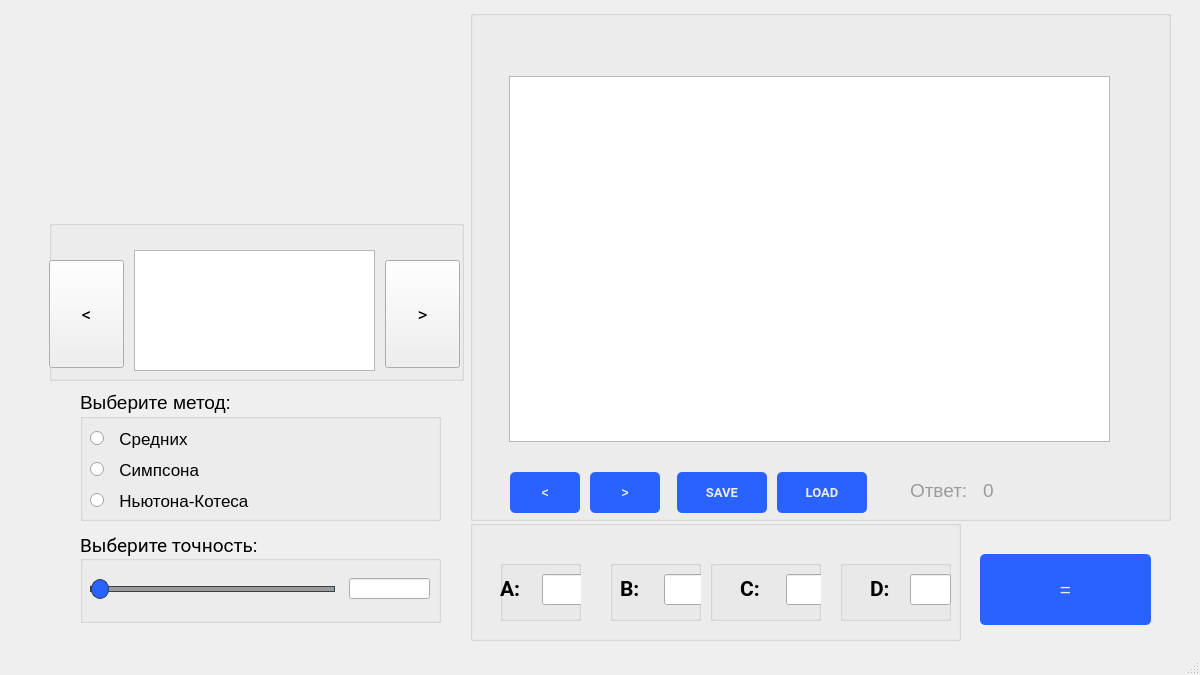
First picture: the form in mainwindow.ui, repository HoratioPrime/Integral_3_Ways-CourseWork, before the edit.
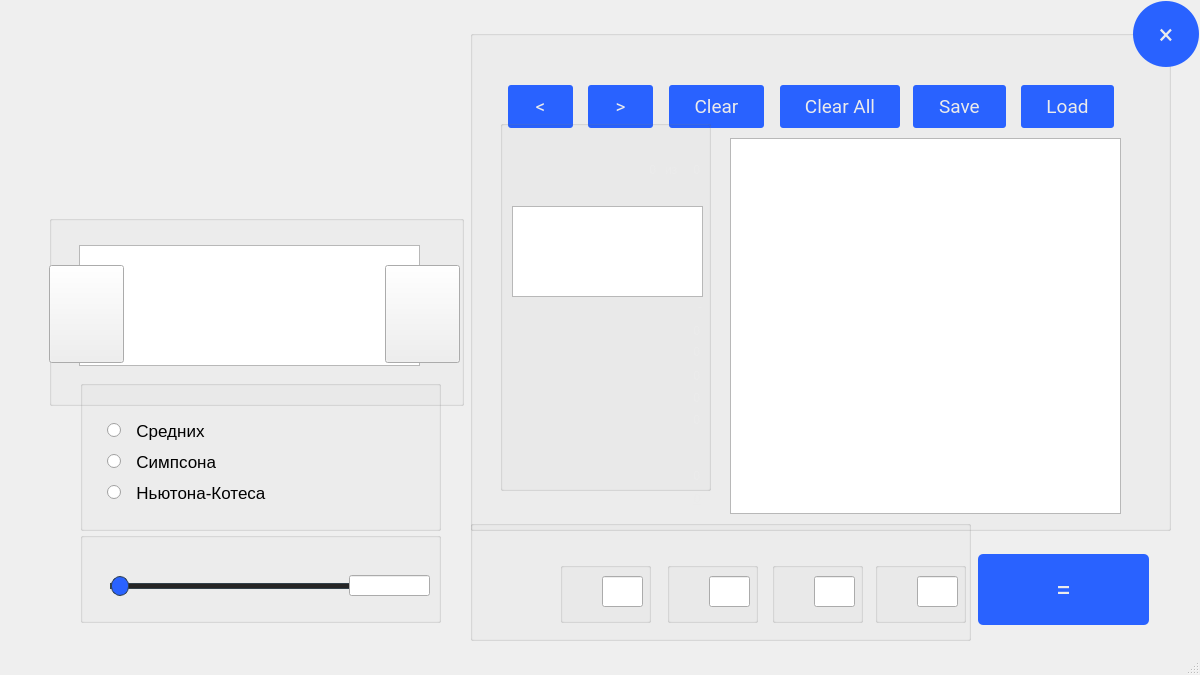
Second picture: the form after the edit. Icons and pictures are not drawn. Custom widgets are drawn as their Qt base class.

The edit to the form file:
```diff
--- a/mainwindow.ui
+++ b/mainwindow.ui
@@ -115,6 +115,14 @@
   background: #148CD2;
   border: 1px solid #148CD2;
 }
+
+
+QMainWindow{
+border-radius: 20px;
+}
+
+
+
 </string>
   </property>
   <widget class="QWidget" name="centralwidget">
@@ -122,9 +130,9 @@
     <property name="geometry">
      <rect>
       <x>80</x>
-      <y>390</y>
+      <y>380</y>
       <width>361</width>
-      <height>131</height>
+      <height>151</height>
      </rect>
     </property>
     <property name="font">
@@ -133,13 +141,13 @@
      </font>
     </property>
     <property name="title">
-     <string>Выберите метод:</string>
+     <string/>
     </property>
     <widget class="QRadioButton" name="newton_cotesButton">
      <property name="geometry">
       <rect>
-       <x>10</x>
-       <y>95</y>
+       <x>27</x>
+       <y>97</y>
        <width>250</width>
        <height>31</height>
       </rect>
@@ -166,8 +174,8 @@
     <widget class="QRadioButton" name="averageButton">
      <property name="geometry">
       <rect>
-       <x>10</x>
-       <y>33</y>
+       <x>27</x>
+       <y>35</y>
        <width>250</width>
        <height>31</height>
       </rect>
@@ -194,8 +202,8 @@
     <widget class="QRadioButton" name="simpsonButton">
      <property name="geometry">
       <rect>
-       <x>10</x>
-       <y>64</y>
+       <x>27</x>
+       <y>66</y>
        <width>250</width>
        <height>31</height>
       </rect>
@@ -237,7 +245,7 @@
      </font>
     </property>
     <property name="title">
-     <string>Выберите точность:</string>
+     <string/>
     </property>
     <property name="alignment">
      <set>Qt::AlignLeading|Qt::AlignLeft|Qt::AlignVCenter</set>
@@ -245,8 +253,8 @@
     <widget class="QSlider" name="horizontalSlider">
      <property name="geometry">
       <rect>
-       <x>10</x>
-       <y>46</y>
+       <x>30</x>
+       <y>43</y>
        <width>245</width>
        <height>22</height>
       </rect>
@@ -257,7 +265,7 @@
 }
 
 QSlider::groove:horizontal {
-  background: #9b9b9b;
+  background: rgb(37,37,37);
   border: 1px solid #32414B;
   height: 4px;
   margin: 0px;
@@ -293,7 +301,7 @@
      <property name="geometry">
       <rect>
        <x>269</x>
-       <y>46</y>
+       <y>43</y>
        <width>81</width>
        <height>21</height>
       </rect>
@@ -301,14 +309,14 @@
      <property name="font">
       <font>
        <family>Roboto</family>
-       <pointsize>14</pointsize>
+       <pointsize>13</pointsize>
        <kerning>true</kerning>
       </font>
      </property>
      <property name="styleSheet">
       <string notr="true">QLineEdit
 {
-	color: #9b9b9b;
+	color:  rgb(37,37,37);
 }</string>
      </property>
      <property name="alignment">
@@ -323,9 +331,9 @@
     <property name="geometry">
      <rect>
       <x>470</x>
-      <y>10</y>
+      <y>30</y>
       <width>701</width>
-      <height>511</height>
+      <height>501</height>
      </rect>
     </property>
     <property name="title">
@@ -334,10 +342,10 @@
     <widget class="QChartView" name="graphic">
      <property name="geometry">
       <rect>
-       <x>39</x>
-       <y>66</y>
-       <width>601</width>
-       <height>366</height>
+       <x>260</x>
+       <y>108</y>
+       <width>391</width>
+       <height>376</height>
       </rect>
      </property>
      <property name="font">
@@ -345,70 +353,58 @@
        <family>MS Shell Dlg 2</family>
       </font>
      </property>
+     <property name="styleSheet">
+      <string notr="true">QChartView
+{
+	backgound: transparent;
+	color: #ebebeb;
+}</string>
+     </property>
     </widget>
     <widget class="QLabel" name="label">
      <property name="geometry">
       <rect>
-       <x>513</x>
-       <y>465</y>
-       <width>151</width>
-       <height>31</height>
+       <x>90</x>
+       <y>458</y>
+       <width>141</width>
+       <height>21</height>
       </rect>
      </property>
      <property name="font">
       <font>
-       <pointsize>14</pointsize>
+       <family>Roboto</family>
+       <pointsize>10</pointsize>
+       <underline>true</underline>
       </font>
      </property>
      <property name="styleSheet">
       <string notr="true">QLabel
 {
-	color: #9b9b9b
+	color: #ebebeb
 }</string>
      </property>
      <property name="text">
       <string>0</string>
      </property>
-    </widget>
-    <widget class="QLabel" name="answer">
-     <property name="geometry">
-      <rect>
-       <x>440</x>
-       <y>470</y>
-       <width>81</width>
-       <height>21</height>
-      </rect>
-     </property>
-     <property name="font">
-      <font>
-       <pointsize>14</pointsize>
-      </font>
-     </property>
-     <property name="styleSheet">
-      <string notr="true">QLabel
-{
-	color: #9b9b9b
-}</string>
-     </property>
-     <property name="text">
-      <string>Ответ:</string>
+     <property name="alignment">
+      <set>Qt::AlignRight|Qt::AlignTrailing|Qt::AlignVCenter</set>
      </property>
     </widget>
     <widget class="QPushButton" name="LOAD">
      <property name="geometry">
       <rect>
-       <x>307</x>
-       <y>462</y>
-       <width>90</width>
-       <height>41</height>
+       <x>551</x>
+       <y>55</y>
+       <width>93</width>
+       <height>43</height>
       </rect>
      </property>
      <property name="font">
       <font>
        <family>Roboto</family>
-       <pointsize>10</pointsize>
-       <weight>75</weight>
-       <bold>true</bold>
+       <pointsize>14</pointsize>
+       <weight>50</weight>
+       <bold>false</bold>
       </font>
      </property>
      <property name="styleSheet">
@@ -416,7 +412,7 @@
 {
 	color: #ebebeb;
 	background: #2962ff;
-	border-radius: 5px;
+	border-radius: 3px;
 }
 QPushButton:hover:!pressed
 {
@@ -430,24 +426,24 @@
 }</string>
      </property>
      <property name="text">
-      <string>LOAD</string>
+      <string>Load</string>
      </property>
     </widget>
     <widget class="QPushButton" name="SAVE">
      <property name="geometry">
       <rect>
-       <x>207</x>
-       <y>462</y>
-       <width>90</width>
-       <height>41</height>
+       <x>443</x>
+       <y>55</y>
+       <width>93</width>
+       <height>43</height>
       </rect>
      </property>
      <property name="font">
       <font>
        <family>Roboto</family>
-       <pointsize>10</pointsize>
-       <weight>75</weight>
-       <bold>true</bold>
+       <pointsize>14</pointsize>
+       <weight>50</weight>
+       <bold>false</bold>
       </font>
      </property>
      <property name="styleSheet">
@@ -455,7 +451,7 @@
 {
 	color: #ebebeb;
 	background: #2962ff;
-	border-radius: 5px;
+	border-radius: 3px;
 }
 QPushButton:hover:!pressed
 {
@@ -469,22 +465,24 @@
 }</string>
      </property>
      <property name="text">
-      <string>SAVE</string>
+      <string>Save</string>
      </property>
     </widget>
     <widget class="QPushButton" name="right">
      <property name="geometry">
       <rect>
-       <x>120</x>
-       <y>462</y>
-       <width>70</width>
-       <height>41</height>
+       <x>118</x>
+       <y>55</y>
+       <width>65</width>
+       <height>43</height>
       </rect>
      </property>
      <property name="font">
       <font>
-       <weight>75</weight>
-       <bold>true</bold>
+       <family>Roboto</family>
+       <pointsize>14</pointsize>
+       <weight>50</weight>
+       <bold>false</bold>
       </font>
      </property>
      <property name="styleSheet">
@@ -492,7 +490,7 @@
 {
 	color: #ebebeb;
 	background: #2962ff;
-	border-radius: 5px;
+	border-radius: 3px;
 }
 QPushButton:hover:!pressed
 {
@@ -503,6 +501,11 @@
 {
 	background: #173894;
 	
+}
+
+QPushButton:disabled
+{
+	background: #9b9b9b;
 }</string>
      </property>
      <property name="text">
@@ -512,16 +515,18 @@
     <widget class="QPushButton" name="left">
      <property name="geometry">
       <rect>
-       <x>40</x>
-       <y>462</y>
-       <width>70</width>
-       <height>41</height>
+       <x>38</x>
+       <y>55</y>
+       <width>65</width>
+       <height>43</height>
       </rect>
      </property>
      <property name="font">
       <font>
-       <weight>75</weight>
-       <bold>true</bold>
+       <family>Roboto</family>
+       <pointsize>14</pointsize>
+       <weight>50</weight>
+       <bold>false</bold>
       </font>
      </property>
      <property name="styleSheet">
@@ -529,7 +534,7 @@
 {
 	color: #ebebeb;
 	background: #2962ff;
-	border-radius: 5px;
+	border-radius: 3px;
 }
 QPushButton:hover:!pressed
 {
@@ -540,19 +545,407 @@
 {
 	background: #173894;
 	
+}
+
+QPushButton:disabled
+{
+	background: #9b9b9b;
 }</string>
      </property>
      <property name="text">
       <string>&lt;</string>
      </property>
     </widget>
+    <widget class="QPushButton" name="ClearAll">
+     <property name="geometry">
+      <rect>
+       <x>310</x>
+       <y>55</y>
+       <width>120</width>
+       <height>43</height>
+      </rect>
+     </property>
+     <property name="font">
+      <font>
+       <family>Roboto</family>
+       <pointsize>14</pointsize>
+       <weight>50</weight>
+       <bold>false</bold>
+      </font>
+     </property>
+     <property name="styleSheet">
+      <string notr="true">QPushButton
+{
+	color: #ebebeb;
+	background: #2962ff;
+	border-radius: 3px;
+}
+QPushButton:hover:!pressed
+{
+	background: #2251d2;
+	
+}
+QPushButton:pressed
+{
+	background: #173894;
+	
+}</string>
+     </property>
+     <property name="text">
+      <string>Clear All</string>
+     </property>
+    </widget>
+    <widget class="QPushButton" name="Clear">
+     <property name="geometry">
+      <rect>
+       <x>199</x>
+       <y>55</y>
+       <width>95</width>
+       <height>43</height>
+      </rect>
+     </property>
+     <property name="font">
+      <font>
+       <family>Roboto</family>
+       <pointsize>14</pointsize>
+       <weight>50</weight>
+       <bold>false</bold>
+      </font>
+     </property>
+     <property name="styleSheet">
+      <string notr="true">QPushButton
+{
+	color: #ebebeb;
+	background: #2962ff;
+	border-radius: 3px;
+}
+QPushButton:hover:!pressed
+{
+	background: #2251d2;
+	
+}
+QPushButton:pressed
+{
+	background: #173894;
+	
+}</string>
+     </property>
+     <property name="text">
+      <string>Clear</string>
+     </property>
+    </widget>
+    <widget class="QGroupBox" name="integralInform">
+     <property name="geometry">
+      <rect>
+       <x>30</x>
+       <y>90</y>
+       <width>211</width>
+       <height>371</height>
+      </rect>
+     </property>
+     <property name="title">
+      <string/>
+     </property>
+     <widget class="QGraphicsView" name="prevFunc">
+      <property name="geometry">
+       <rect>
+        <x>12</x>
+        <y>86</y>
+        <width>191</width>
+        <height>91</height>
+       </rect>
+      </property>
+      <property name="styleSheet">
+       <string notr="true">QGraphicsView{
+background-image : &quot;/Users/Horatio/source/Integral_3_ways-CourseWork/img/integral-GUI.png&quot;
+}</string>
+      </property>
+      <property name="alignment">
+       <set>Qt::AlignRight|Qt::AlignTrailing|Qt::AlignVCenter</set>
+      </property>
+      <property name="renderHints">
+       <set>QPainter::Antialiasing|QPainter::HighQualityAntialiasing|QPainter::LosslessImageRendering|QPainter::SmoothPixmapTransform</set>
+      </property>
+     </widget>
+     <widget class="QLabel" name="prevA">
+      <property name="geometry">
+       <rect>
+        <x>149</x>
+        <y>221</y>
+        <width>51</width>
+        <height>21</height>
+       </rect>
+      </property>
+      <property name="font">
+       <font>
+        <family>Roboto</family>
+        <pointsize>9</pointsize>
+       </font>
+      </property>
+      <property name="styleSheet">
+       <string notr="true">QLabel
+{
+	color: #ebebeb;
+}</string>
+      </property>
+      <property name="text">
+       <string>0</string>
+      </property>
+      <property name="alignment">
+       <set>Qt::AlignRight|Qt::AlignTrailing|Qt::AlignVCenter</set>
+      </property>
+     </widget>
+     <widget class="QLabel" name="prevB">
+      <property name="geometry">
+       <rect>
+        <x>149</x>
+        <y>245</y>
+        <width>51</width>
+        <height>21</height>
+       </rect>
+      </property>
+      <property name="font">
+       <font>
+        <family>Roboto</family>
+        <pointsize>9</pointsize>
+       </font>
+      </property>
+      <property name="styleSheet">
+       <string notr="true">QLabel
+{
+	color: #ebebeb;
+}</string>
+      </property>
+      <property name="text">
+       <string>0</string>
+      </property>
+      <property name="alignment">
+       <set>Qt::AlignRight|Qt::AlignTrailing|Qt::AlignVCenter</set>
+      </property>
+     </widget>
+     <widget class="QLabel" name="prevC">
+      <property name="geometry">
+       <rect>
+        <x>149</x>
+        <y>267</y>
+        <width>51</width>
+        <height>21</height>
+       </rect>
+      </property>
+      <property name="font">
+       <font>
+        <family>Roboto</family>
+        <pointsize>9</pointsize>
+       </font>
+      </property>
+      <property name="styleSheet">
+       <string notr="true">QLabel
+{
+	color: #ebebeb;
+}</string>
+      </property>
+      <property name="text">
+       <string>0</string>
+      </property>
+      <property name="alignment">
+       <set>Qt::AlignRight|Qt::AlignTrailing|Qt::AlignVCenter</set>
+      </property>
+     </widget>
+     <widget class="QLabel" name="prevD">
+      <property name="geometry">
+       <rect>
+        <x>149</x>
+        <y>289</y>
+        <width>51</width>
+        <height>21</height>
+       </rect>
+      </property>
+      <property name="font">
+       <font>
+        <family>Roboto</family>
+        <pointsize>9</pointsize>
+       </font>
+      </property>
+      <property name="styleSheet">
+       <string notr="true">QLabel
+{
+	color: #ebebeb;
+}</string>
+      </property>
+      <property name="text">
+       <string>0</string>
+      </property>
+      <property name="alignment">
+       <set>Qt::AlignRight|Qt::AlignTrailing|Qt::AlignVCenter</set>
+      </property>
+     </widget>
+     <widget class="QLabel" name="qOfIter">
+      <property name="geometry">
+       <rect>
+        <x>159</x>
+        <y>345</y>
+        <width>41</width>
+        <height>21</height>
+       </rect>
+      </property>
+      <property name="font">
+       <font>
+        <family>Roboto</family>
+        <pointsize>9</pointsize>
+       </font>
+      </property>
+      <property name="styleSheet">
+       <string notr="true">QLabel
+{
+	color: #ebebeb;
+}</string>
+      </property>
+      <property name="text">
+       <string>0</string>
+      </property>
+      <property name="alignment">
+       <set>Qt::AlignRight|Qt::AlignTrailing|Qt::AlignVCenter</set>
+      </property>
+     </widget>
+     <widget class="QLabel" name="prevPrecision">
+      <property name="geometry">
+       <rect>
+        <x>149</x>
+        <y>200</y>
+        <width>51</width>
+        <height>21</height>
+       </rect>
+      </property>
+      <property name="font">
+       <font>
+        <family>Roboto</family>
+        <pointsize>9</pointsize>
+       </font>
+      </property>
+      <property name="styleSheet">
+       <string notr="true">QLabel
+{
+	color: #ebebeb;
+}</string>
+      </property>
+      <property name="text">
+       <string>0</string>
+      </property>
+      <property name="alignment">
+       <set>Qt::AlignRight|Qt::AlignTrailing|Qt::AlignVCenter</set>
+      </property>
+     </widget>
+     <widget class="QLabel" name="prevMeth">
+      <property name="geometry">
+       <rect>
+        <x>81</x>
+        <y>176</y>
+        <width>121</width>
+        <height>21</height>
+       </rect>
+      </property>
+      <property name="font">
+       <font>
+        <family>Roboto</family>
+        <pointsize>9</pointsize>
+       </font>
+      </property>
+      <property name="styleSheet">
+       <string notr="true">QLabel
+{
+	color: #ebebeb;
+}</string>
+      </property>
+      <property name="text">
+       <string>-</string>
+      </property>
+      <property name="alignment">
+       <set>Qt::AlignRight|Qt::AlignTrailing|Qt::AlignVCenter</set>
+      </property>
+     </widget>
+     <widget class="QLabel" name="currNum">
+      <property name="geometry">
+       <rect>
+        <x>140</x>
+        <y>39</y>
+        <width>16</width>
+        <height>21</height>
+       </rect>
+      </property>
+      <property name="font">
+       <font>
+        <family>Roboto</family>
+        <pointsize>9</pointsize>
+       </font>
+      </property>
+      <property name="styleSheet">
+       <string notr="true">QLabel
+{
+	color: #ebebeb;
+}</string>
+      </property>
+      <property name="text">
+       <string>0</string>
+      </property>
+      <property name="alignment">
+       <set>Qt::AlignRight|Qt::AlignTrailing|Qt::AlignVCenter</set>
+      </property>
+     </widget>
+     <widget class="QLabel" name="sizeOfVector">
+      <property name="geometry">
+       <rect>
+        <x>180</x>
+        <y>39</y>
+        <width>20</width>
+        <height>21</height>
+       </rect>
+      </property>
+      <property name="font">
+       <font>
+        <family>Roboto</family>
+        <pointsize>9</pointsize>
+       </font>
+      </property>
+      <property name="styleSheet">
+       <string notr="true">QLabel
+{
+	color: #ebebeb;
+}</string>
+      </property>
+      <property name="text">
+       <string>0</string>
+      </property>
+      <property name="alignment">
+       <set>Qt::AlignRight|Qt::AlignTrailing|Qt::AlignVCenter</set>
+      </property>
+     </widget>
+     <widget class="QLabel" name="label_2">
+      <property name="geometry">
+       <rect>
+        <x>165</x>
+        <y>39</y>
+        <width>14</width>
+        <height>21</height>
+       </rect>
+      </property>
+      <property name="styleSheet">
+       <string notr="true">QLabel
+{
+	color: #ebebeb;
+}</string>
+      </property>
+      <property name="text">
+       <string>из</string>
+      </property>
+     </widget>
+    </widget>
    </widget>
    <widget class="QGroupBox" name="groupBox_4">
     <property name="geometry">
      <rect>
       <x>470</x>
       <y>520</y>
-      <width>491</width>
+      <width>501</width>
       <height>121</height>
      </rect>
     </property>
@@ -562,36 +955,15 @@
     <widget class="QGroupBox" name="groupBox_8">
      <property name="geometry">
       <rect>
-       <x>30</x>
-       <y>40</y>
-       <width>81</width>
+       <x>90</x>
+       <y>42</y>
+       <width>91</width>
        <height>61</height>
       </rect>
      </property>
      <property name="title">
       <string/>
      </property>
-     <widget class="QLabel" name="label_A">
-      <property name="geometry">
-       <rect>
-        <x>0</x>
-        <y>13</y>
-        <width>41</width>
-        <height>31</height>
-       </rect>
-      </property>
-      <property name="font">
-       <font>
-        <family>Roboto</family>
-        <pointsize>16</pointsize>
-        <weight>75</weight>
-        <bold>true</bold>
-       </font>
-      </property>
-      <property name="text">
-       <string>A:</string>
-      </property>
-     </widget>
      <widget class="QLineEdit" name="aLineEdit">
       <property name="geometry">
        <rect>
@@ -604,7 +976,7 @@
       <property name="font">
        <font>
         <family>Roboto</family>
-        <pointsize>15</pointsize>
+        <pointsize>17</pointsize>
        </font>
       </property>
       <property name="autoFillBackground">
@@ -615,8 +987,8 @@
     <widget class="QGroupBox" name="groupBox_5">
      <property name="geometry">
       <rect>
-       <x>140</x>
-       <y>40</y>
+       <x>197</x>
+       <y>42</y>
        <width>91</width>
        <height>61</height>
       </rect>
@@ -624,31 +996,10 @@
      <property name="title">
       <string/>
      </property>
-     <widget class="QLabel" name="label_B">
-      <property name="geometry">
-       <rect>
-        <x>10</x>
-        <y>13</y>
-        <width>31</width>
-        <height>31</height>
-       </rect>
-      </property>
-      <property name="font">
-       <font>
-        <family>Roboto</family>
-        <pointsize>16</pointsize>
-        <weight>75</weight>
-        <bold>true</bold>
-       </font>
-      </property>
-      <property name="text">
-       <string>B:</string>
-      </property>
-     </widget>
      <widget class="QLineEdit" name="bLineEdit">
       <property name="geometry">
        <rect>
-        <x>54</x>
+        <x>42</x>
         <y>14</y>
         <width>41</width>
         <height>31</height>
@@ -657,7 +1008,7 @@
       <property name="font">
        <font>
         <family>Roboto</family>
-        <pointsize>15</pointsize>
+        <pointsize>17</pointsize>
        </font>
       </property>
      </widget>
@@ -665,40 +1016,19 @@
     <widget class="QGroupBox" name="groupBox_7">
      <property name="geometry">
       <rect>
-       <x>240</x>
-       <y>40</y>
-       <width>111</width>
+       <x>302</x>
+       <y>42</y>
+       <width>91</width>
        <height>61</height>
       </rect>
      </property>
      <property name="title">
       <string/>
      </property>
-     <widget class="QLabel" name="label_C">
-      <property name="geometry">
-       <rect>
-        <x>30</x>
-        <y>13</y>
-        <width>31</width>
-        <height>31</height>
-       </rect>
-      </property>
-      <property name="font">
-       <font>
-        <family>Roboto</family>
-        <pointsize>16</pointsize>
-        <weight>75</weight>
-        <bold>true</bold>
-       </font>
-      </property>
-      <property name="text">
-       <string>C:</string>
-      </property>
-     </widget>
      <widget class="QLineEdit" name="cLineEdit">
       <property name="geometry">
        <rect>
-        <x>76</x>
+        <x>42</x>
         <y>14</y>
         <width>41</width>
         <height>31</height>
@@ -707,7 +1037,7 @@
       <property name="font">
        <font>
         <family>Roboto</family>
-        <pointsize>15</pointsize>
+        <pointsize>17</pointsize>
        </font>
       </property>
      </widget>
@@ -715,40 +1045,19 @@
     <widget class="QGroupBox" name="groupBox_6">
      <property name="geometry">
       <rect>
-       <x>370</x>
-       <y>40</y>
-       <width>111</width>
+       <x>405</x>
+       <y>42</y>
+       <width>91</width>
        <height>61</height>
       </rect>
      </property>
      <property name="title">
       <string/>
      </property>
-     <widget class="QLabel" name="label_D">
-      <property name="geometry">
-       <rect>
-        <x>30</x>
-        <y>13</y>
-        <width>31</width>
-        <height>31</height>
-       </rect>
-      </property>
-      <property name="font">
-       <font>
-        <family>Roboto</family>
-        <pointsize>16</pointsize>
-        <weight>75</weight>
-        <bold>true</bold>
-       </font>
-      </property>
-      <property name="text">
-       <string>D:</string>
-      </property>
-     </widget>
      <widget class="QLineEdit" name="dLineEdit">
       <property name="geometry">
        <rect>
-        <x>70</x>
+        <x>42</x>
         <y>14</y>
         <width>41</width>
         <height>31</height>
@@ -757,7 +1066,7 @@
       <property name="font">
        <font>
         <family>Roboto</family>
-        <pointsize>15</pointsize>
+        <pointsize>17</pointsize>
        </font>
       </property>
      </widget>
@@ -766,7 +1075,7 @@
    <widget class="QPushButton" name="equalButton">
     <property name="geometry">
      <rect>
-      <x>980</x>
+      <x>978</x>
       <y>554</y>
       <width>171</width>
       <height>71</height>
@@ -774,7 +1083,8 @@
     </property>
     <property name="font">
      <font>
-      <pointsize>14</pointsize>
+      <family>Roboto</family>
+      <pointsize>20</pointsize>
      </font>
     </property>
     <property name="styleSheet">
@@ -803,9 +1113,9 @@
     <property name="geometry">
      <rect>
       <x>49</x>
-      <y>220</y>
+      <y>215</y>
       <width>415</width>
-      <height>161</height>
+      <height>191</height>
      </rect>
     </property>
     <property name="title">
@@ -815,9 +1125,9 @@
      <property name="geometry">
       <rect>
        <x>336</x>
-       <y>40</y>
+       <y>50</y>
        <width>75</width>
-       <height>108</height>
+       <height>98</height>
       </rect>
      </property>
      <property name="font">
@@ -840,16 +1150,16 @@
 }</string>
      </property>
      <property name="text">
-      <string>&gt;</string>
+      <string/>
      </property>
     </widget>
     <widget class="QPushButton" name="prevFunButton">
      <property name="geometry">
       <rect>
        <x>0</x>
-       <y>40</y>
+       <y>50</y>
        <width>75</width>
-       <height>108</height>
+       <height>98</height>
       </rect>
      </property>
      <property name="font">
@@ -872,15 +1182,15 @@
 }</string>
      </property>
      <property name="text">
-      <string>&lt;</string>
+      <string/>
      </property>
     </widget>
     <widget class="QGraphicsView" name="graphicsView">
      <property name="geometry">
       <rect>
-       <x>85</x>
+       <x>30</x>
        <y>30</y>
-       <width>241</width>
+       <width>341</width>
        <height>121</height>
       </rect>
      </property>
@@ -889,7 +1199,79 @@
 background-image : &quot;/Users/Horatio/source/Integral_3_ways-CourseWork/img/integral-GUI.png&quot;
 }</string>
      </property>
+     <property name="foregroundBrush">
+      <brush brushstyle="NoBrush">
+       <color alpha="255">
+        <red>0</red>
+        <green>0</green>
+        <blue>0</blue>
+       </color>
+      </brush>
+     </property>
+     <property name="interactive">
+      <bool>false</bool>
+     </property>
+     <property name="sceneRect">
+      <rectf>
+       <x>0.000000000000000</x>
+       <y>0.000000000000000</y>
+       <width>0.000000000000000</width>
+       <height>0.000000000000000</height>
+      </rectf>
+     </property>
+     <property name="renderHints">
+      <set>QPainter::HighQualityAntialiasing|QPainter::LosslessImageRendering|QPainter::TextAntialiasing</set>
+     </property>
+     <property name="transformationAnchor">
+      <enum>QGraphicsView::AnchorViewCenter</enum>
+     </property>
+     <property name="rubberBandSelectionMode">
+      <enum>Qt::IntersectsItemShape</enum>
+     </property>
     </widget>
+    <zorder>graphicsView</zorder>
+    <zorder>nextFunButton</zorder>
+    <zorder>prevFunButton</zorder>
+   </widget>
+   <widget class="QPushButton" name="exitButton">
+    <property name="geometry">
+     <rect>
+      <x>1133</x>
+      <y>1</y>
+      <width>66</width>
+      <height>66</height>
+     </rect>
+    </property>
+    <property name="font">
+     <font>
+      <family>Roboto</family>
+      <pointsize>20</pointsize>
+     </font>
+    </property>
+    <property name="styleSheet">
+     <string notr="true">QPushButton
+{
+	color: #ebebeb;
+	background: #2962ff;
+	border-radius: 33px;
+	border-width: 5px;
+	border-color: #ebebeb;
+}
+QPushButton:hover:!pressed
+{
+	background: rgb(255, 51, 51);
+	border: none;
+	
+}
+QPushButton:pressed
+{
+	background: #173894;
+	
+}</string>
+    </property>
+    <property name="text">
+     <string>×</string>
+    </property>
    </widget>
   </widget>
   <widget class="QMenuBar" name="menubar">
```
Left out of the diff: 12 changed lines with no effect on the pictures.
